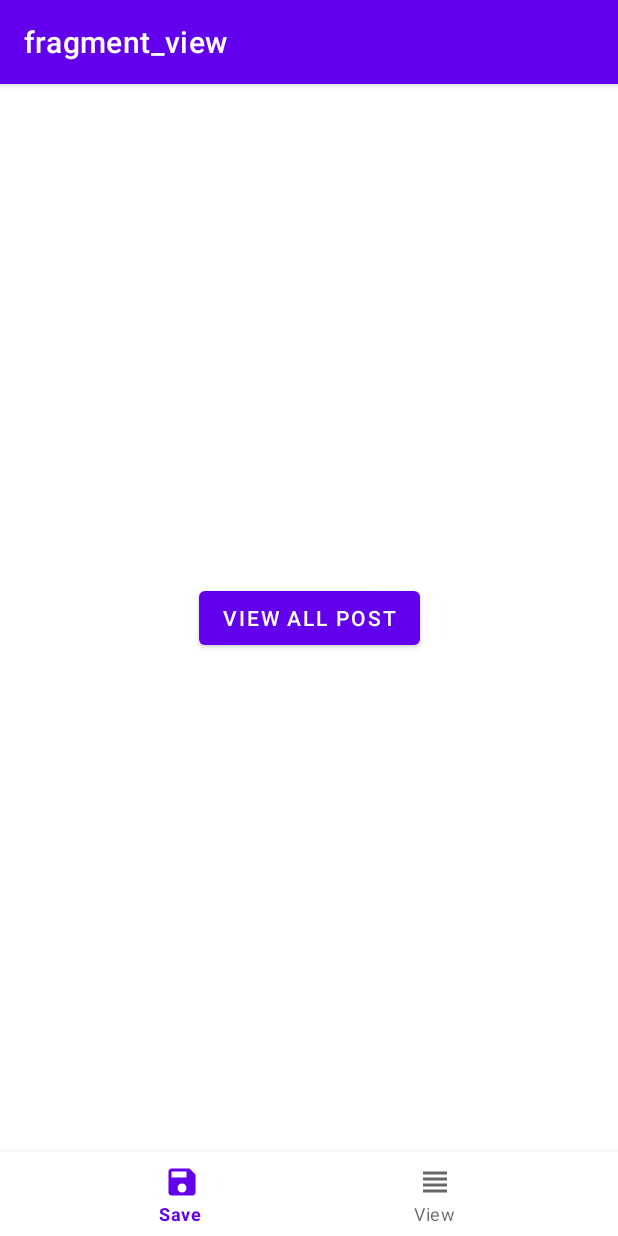
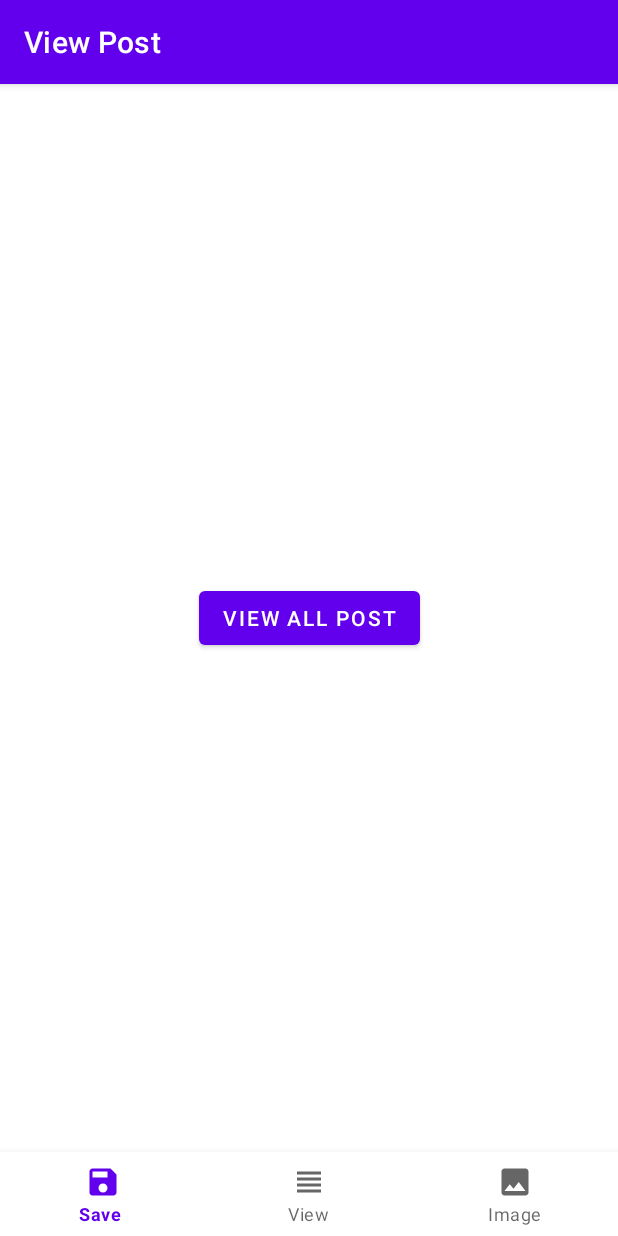
Before and after one commit to muchbeer/KtorPlug, an Android app: the ViewFragment screen opened through its navigation route, after a tap on "VIEW ALL POST", on a phone screen of 412 x 824 dp. Run offline under Robolectric (Android 15) with nearby library versions, the phone set to English and light mode, and no system bars; our stand-ins replace Dagger/Hilt's generated code, navigation-ui; 2 statements that could not run were skipped.

Commit message:
To serialize and deserialize data from json to object and viceversa Refine the project factoring httpPOst upload image to php using ktor

```diff
--- a/app/build.gradle
+++ b/app/build.gradle
@@ -22,6 +22,8 @@ android {
         testInstrumentationRunner "androidx.test.runner.AndroidJUnitRunner"
 
         buildConfigField "String", "BASE_URL","\"https://jsonplaceholder.typicode.com/\""
+        buildConfigField "String", "LINK_URL", LINK_URL
+        buildConfigField "String", "APPLICATION_ID", APPLICATION_ID
 
     }
 
--- a/app/src/main/java/com/muchbeer/ktorplug/fragment/ViewFragment.kt
+++ b/app/src/main/java/com/muchbeer/ktorplug/fragment/ViewFragment.kt
@@ -52,9 +52,9 @@ class ViewFragment : Fragment() {
             collectActivityFlow(viewModel.retrievePost) { dataState ->
                 Log.d("ViewFragment", "Enter the collect")
                 when (dataState) {
-                    is DataState.Error -> requireContext().showMessage(dataState.error)
-                    is DataState.ErrorException -> requireContext().showMessage(dataState.exception.message.toString())
-                    DataState.Loading -> requireContext().showMessage("Loading...")
+                    is DataState.Error -> logs(TAG,  dataState.error)
+                    is DataState.ErrorException -> logs(TAG,  dataState.exception.message.toString())
+                    DataState.Loading -> requireContext().toastMsg("Loading...")
                     is DataState.Success -> {
                         logPrettyJson(dataModel = dataState.data)
                     }
@@ -62,4 +62,7 @@ class ViewFragment : Fragment() {
             }
     }
 
+    companion object {
+        private val TAG = ViewFragment::class.simpleName.toString()
+    }
 }
--- a/app/src/main/java/com/muchbeer/ktorplug/repository/PostRepository.kt
+++ b/app/src/main/java/com/muchbeer/ktorplug/repository/PostRepository.kt
@@ -2,13 +2,17 @@ package com.muchbeer.ktorplug.repository
 
 import androidx.lifecycle.LiveData
 import com.muchbeer.ktorplug.data.DataState
+import com.muchbeer.ktorplug.data.ImageResponse
 import com.muchbeer.ktorplug.data.PostRequest
 import com.muchbeer.ktorplug.data.PostResponse
+import io.ktor.client.statement.*
 import kotlinx.coroutines.flow.Flow
+import java.io.File
 
 interface PostRepository {
 
      fun getPosts() : Flow<DataState<List<PostResponse>>>
      fun createPost(postRequest : PostRequest) : Flow<DataState<PostResponse?>>
+      fun uploadImage(file : File) : Flow<DataState<ImageResponse>>
 
 }
--- a/app/src/main/java/com/muchbeer/ktorplug/repository/PostRepositoryImpl.kt
+++ b/app/src/main/java/com/muchbeer/ktorplug/repository/PostRepositoryImpl.kt
@@ -1,16 +1,23 @@
 package com.muchbeer.ktorplug.repository
 
+import com.muchbeer.ktorplug.PostConstant.BASE_URL
+import com.muchbeer.ktorplug.PostConstant.LINK_URL
 import com.muchbeer.ktorplug.data.DataState
+import com.muchbeer.ktorplug.data.ImageResponse
 import com.muchbeer.ktorplug.data.PostRequest
 import com.muchbeer.ktorplug.data.PostResponse
 import com.muchbeer.ktorplug.handleGetState
+import com.muchbeer.ktorplug.handleImageUpload
 import com.muchbeer.ktorplug.handlePostState
 import io.ktor.client.*
 import io.ktor.client.features.*
 import io.ktor.client.request.*
+import io.ktor.client.request.forms.*
+import io.ktor.client.statement.*
 import io.ktor.http.*
 import kotlinx.coroutines.flow.Flow
 import kotlinx.coroutines.flow.flow
+import java.io.File
 import java.lang.Exception
 import java.net.UnknownHostException
 import com.muchbeer.ktorplug.PostConstant as PostConstant
@@ -19,10 +26,18 @@ class PostRepositoryImpl(
     private val httpclient : HttpClient
 ) : PostRepository {
     override fun getPosts(): Flow<DataState<List<PostResponse>>>   {
-        return handleGetState(httpclient, PostConstant.BASE_URL)
+        return handleGetState(httpclient, BASE_URL)
     }
     override fun createPost(postRequest: PostRequest): Flow<DataState<PostResponse?>> {
-        return handlePostState(httpclient, PostConstant.BASE_URL, postRequest)
+        return handlePostState(httpclient, BASE_URL, postRequest)
     }
 
+   // onUpload extension function is used to display upload progress:
+    override fun uploadImage(filePath: File): Flow<DataState<ImageResponse>> {
+      return handleImageUpload(
+          httpClient = httpclient,
+          file = filePath
+        )
+     }
+
 }
--- /dev/null
+++ b/app/src/main/res/drawable/ic_photo.xml
@@ -0,0 +1,5 @@
+<vector android:height="24dp" android:tint="#434242"
+    android:viewportHeight="24" android:viewportWidth="24"
+    android:width="24dp" xmlns:android="http://schemas.android.com/apk/res/android">
+    <path android:fillColor="@android:color/white" android:pathData="M21,19V5c0,-1.1 -0.9,-2 -2,-2H5c-1.1,0 -2,0.9 -2,2v14c0,1.1 0.9,2 2,2h14c1.1,0 2,-0.9 2,-2zM8.5,13.5l2.5,3.01L14.5,12l4.5,6H5l3.5,-4.5z"/>
+</vector>
--- a/app/src/main/res/menu/bottom_nav.xml
+++ b/app/src/main/res/menu/bottom_nav.xml
@@ -9,4 +9,8 @@
         android:id="@+id/viewFragment"
         android:icon="@drawable/ic_view"
         android:title="@string/title_retrieve" />
+
+    <item android:id="@+id/imageFragment"
+        android:icon="@drawable/ic_photo"
+        android:title="Image" />
 </menu>
--- a/app/src/main/res/navigation/nav_graph.xml
+++ b/app/src/main/res/navigation/nav_graph.xml
@@ -8,11 +8,17 @@
     <fragment
         android:id="@+id/saveFragment"
         android:name="com.muchbeer.ktorplug.fragment.SaveFragment"
-        android:label="fragment_save"
+        android:label="Save Post"
         tools:layout="@layout/fragment_save" />
     <fragment
         android:id="@+id/viewFragment"
         android:name="com.muchbeer.ktorplug.fragment.ViewFragment"
-        android:label="fragment_view"
+        android:label="View Post"
         tools:layout="@layout/fragment_view" />
+
+    <fragment android:id="@+id/imageFragment"
+        android:name="com.muchbeer.ktorplug.fragment.ImageFragment"
+        android:label="Upload Image"
+        tools:layout="@layout/fragment_image"
+        />
 </navigation>
--- /dev/null
+++ b/app/src/main/res/xml/network_security_config.xml
@@ -0,0 +1,6 @@
+<?xml version="1.0" encoding="utf-8"?>
+<network-security-config>
+    <domain-config cleartextTrafficPermitted="true">
+        <domain includeSubdomains="true">muchbeer.ngrok.io</domain>
+    </domain-config>
+</network-security-config>
--- a/gradle.properties
+++ b/gradle.properties
@@ -19,3 +19,5 @@ android.useAndroidX=true
 android.enableJetifier=true
 # Kotlin code style for this project: "official" or "obsolete":
 kotlin.code.style=official
+LINK_URL = "https://muchbeer.ngrok.io/family/"
+APPLICATION_ID = "com.muchbeer.ktorplug"
```
Also changed, not shown: app/src/main/AndroidManifest.xml (+12 -0 lines), app/src/main/java/com/muchbeer/ktorplug/Utils.kt (+48 -3 lines), app/src/main/java/com/muchbeer/ktorplug/data/ImageResponse.kt (added, +14 -0 lines), app/src/main/java/com/muchbeer/ktorplug/di/ApiModule.kt (+6 -3 lines), app/src/main/java/com/muchbeer/ktorplug/fragment/ImageFragment.kt (added, +99 -0 lines), app/src/main/java/com/muchbeer/ktorplug/fragment/SaveFragment.kt (+6 -3 lines), app/src/main/java/com/muchbeer/ktorplug/viewmodel/PostViewModel.kt (+14 -1 lines), app/src/main/res/layout/fragment_image.xml (added, +43 -0 lines), app/src/main/res/xml/provider_paths.xml (added, +9 -0 lines).
